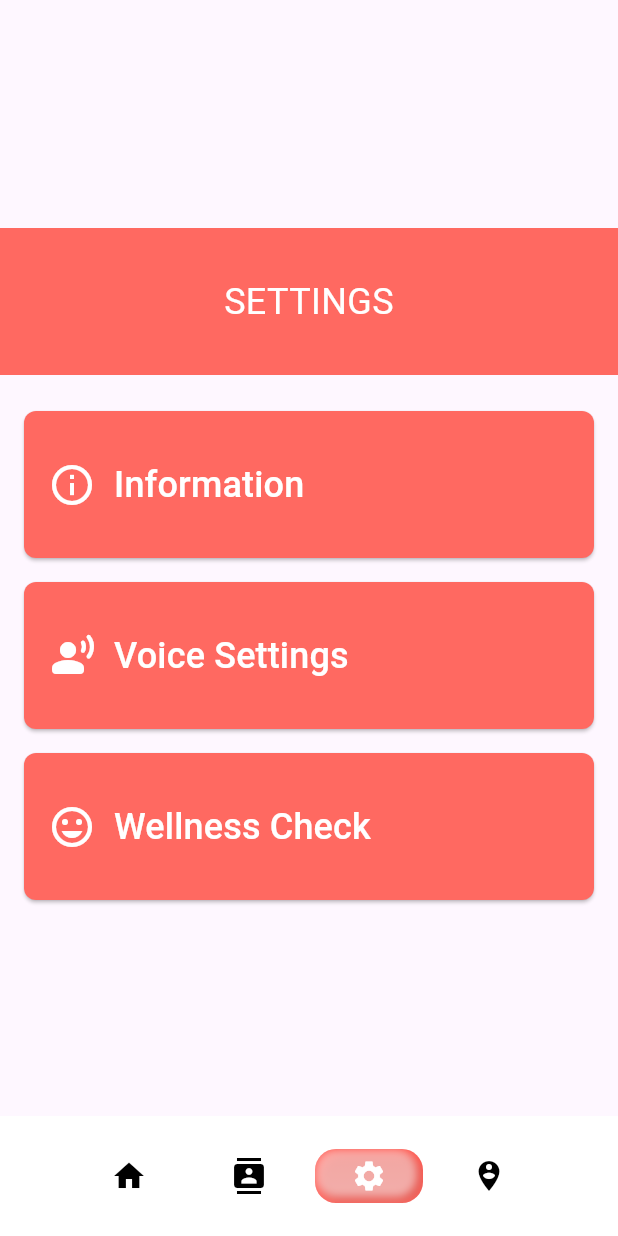
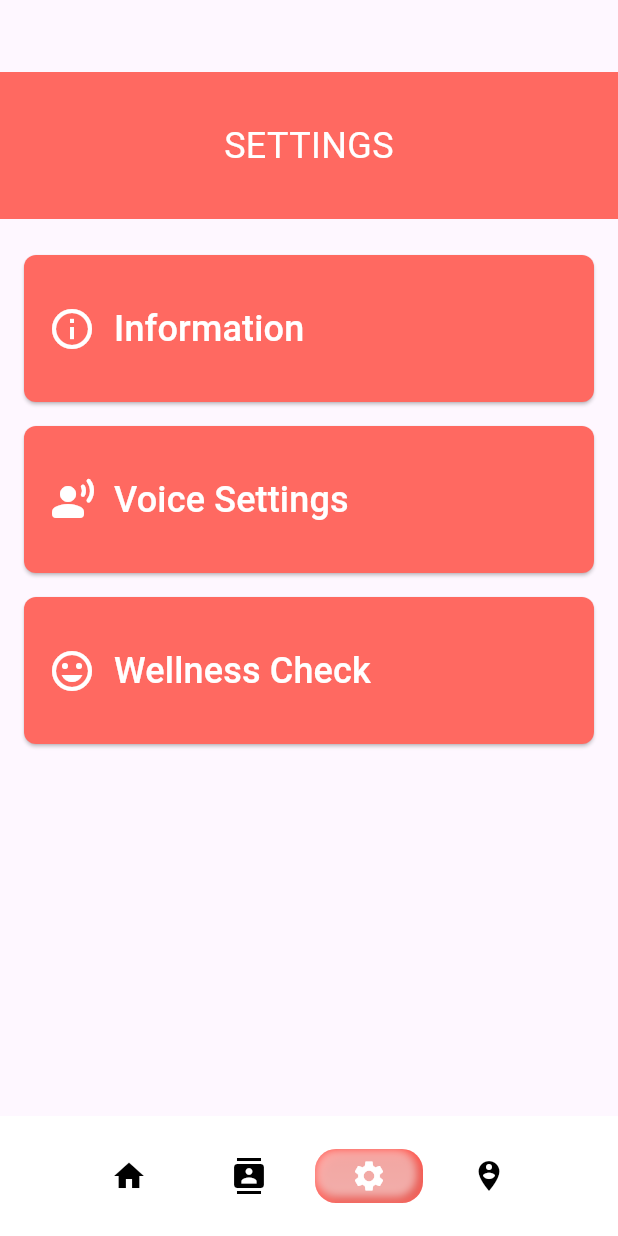
Before and after one commit to rcSabucido/wakealert, a Flutter app: the screen it shows after launch, item 3 of the bottom bar chosen, on a phone screen of 412 x 824 dp. Run offline on Flutter 3.47's test engine with Material 3 defaults, Android fonts, the phone set to English and light mode, and no system bars.

Commit message:
Align settings screen to the top

```diff
--- a/lib/pages/settings.dart
+++ b/lib/pages/settings.dart
@@ -28,7 +28,8 @@ class _SettingsPageState extends State<SettingsPage> {
     // fast, so that you can just rebuild anything that needs updating rather
     // than having to individually change instances of widgets.
     return Scaffold(
-      body: Center(
+      body: Padding(
+        padding: EdgeInsets.only(top: 32.0),
         // Center is a layout widget. It takes a single child and positions it
         // in the middle of the parent.
         child: Column(
@@ -45,7 +46,6 @@ class _SettingsPageState extends State<SettingsPage> {
           // TRY THIS: Invoke "debug painting" (choose the "Toggle Debug Paint"
           // action in the IDE, or press "p" in the console), to see the
           // wireframe for each widget.
-          mainAxisAlignment: .center,
           children: [
             FullWidthHeader(
               text: "SETTINGS",
```
